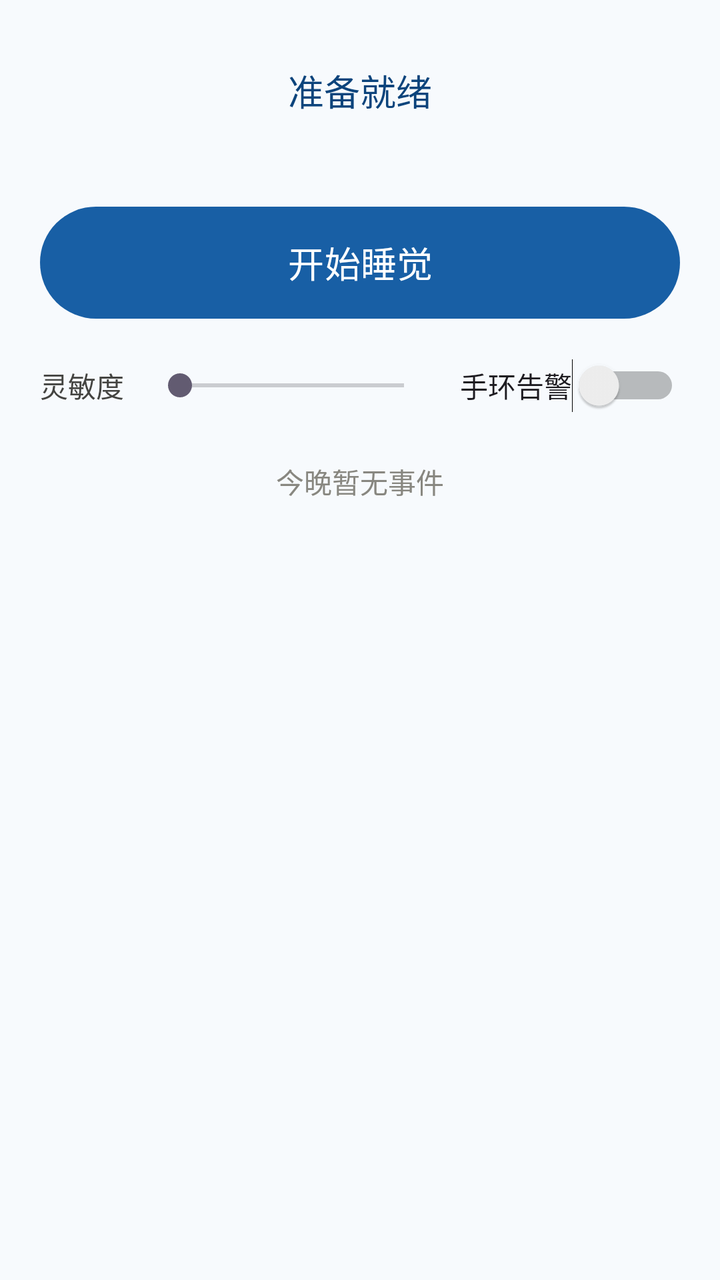
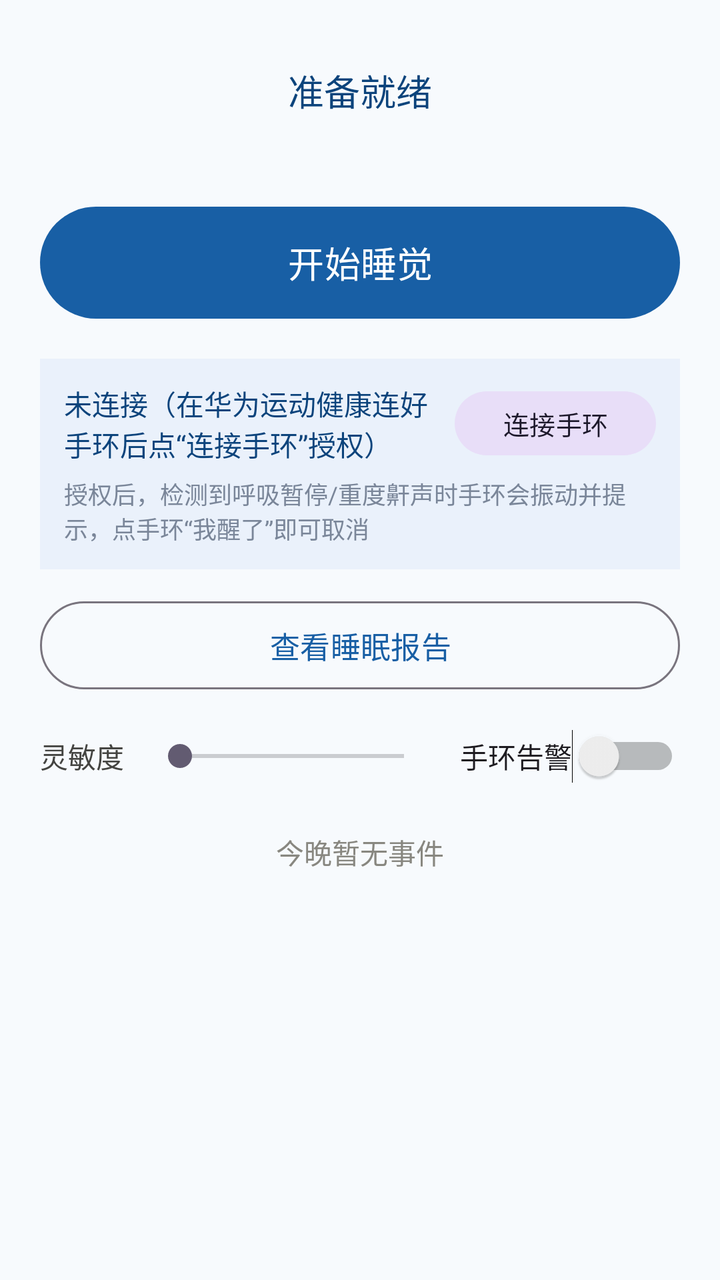

An Android layout rendered at two revisions. The XML below is the earlier revision; the diff shows what the commit changed to produce the second picture.
<!-- AndroidManifest.xml: application theme Theme.SleepGuard -->
<!-- res/layout/activity_main.xml -->
<?xml version="1.0" encoding="utf-8"?>
<LinearLayout xmlns:android="http://schemas.android.com/apk/res/android"
    android:layout_width="match_parent"
    android:layout_height="match_parent"
    android:orientation="vertical"
    android:padding="20dp"
    android:background="#F7FAFD">

    <TextView
        android:id="@+id/statusText"
        android:layout_width="wrap_content"
        android:layout_height="wrap_content"
        android:layout_gravity="center_horizontal"
        android:layout_marginTop="12dp"
        android:text="@string/idle"
        android:textColor="#0C447C"
        android:textSize="18sp" />

    <TextView
        android:id="@+id/statsText"
        android:layout_width="wrap_content"
        android:layout_height="wrap_content"
        android:layout_gravity="center_horizontal"
        android:layout_marginTop="6dp"
        android:textColor="#5F5E5A"
        android:textSize="14sp" />

    <com.google.android.material.button.MaterialButton
        android:id="@+id/toggleBtn"
        android:layout_width="match_parent"
        android:layout_height="64dp"
        android:layout_marginTop="16dp"
        android:text="@string/start_sleep"
        android:textSize="18sp" />

    <com.google.android.material.button.MaterialButton
        android:id="@+id/stopAlertBtn"
        style="@style/Widget.Material3.Button.TonalButton"
        android:layout_width="match_parent"
        android:layout_height="52dp"
        android:layout_marginTop="8dp"
        android:backgroundTint="#FCEBEB"
        android:text="@string/stop_alert"
        android:textColor="#A32D2D"
        android:visibility="gone" />

    <LinearLayout
        android:layout_width="match_parent"
        android:layout_height="wrap_content"
        android:layout_marginTop="16dp"
        android:gravity="center_vertical"
        android:orientation="horizontal">

        <TextView
            android:layout_width="wrap_content"
            android:layout_height="wrap_content"
            android:text="@string/sensitivity"
            android:textColor="#444441" />

        <SeekBar
            android:id="@+id/sensitivityBar"
            android:layout_width="0dp"
            android:layout_height="wrap_content"
            android:layout_weight="1"
            android:layout_marginStart="12dp" />

        <Switch
            android:id="@+id/wearSwitch"
            android:layout_width="wrap_content"
            android:layout_height="wrap_content"
            android:layout_marginStart="12dp"
            android:text="@string/wear_alert" />
    </LinearLayout>

    <TextView
        android:id="@+id/emptyText"
        android:layout_width="wrap_content"
        android:layout_height="wrap_content"
        android:layout_gravity="center_horizontal"
        android:layout_marginTop="24dp"
        android:text="@string/no_events"
        android:textColor="#888780" />

    <androidx.recyclerview.widget.RecyclerView
        android:id="@+id/eventList"
        android:layout_width="match_parent"
        android:layout_height="0dp"
        android:layout_marginTop="8dp"
        android:layout_weight="1" />
</LinearLayout>
<!-- resources referenced by this layout -->
<resources>
  <string name="idle">准备就绪</string>
  <string name="no_events">今晚暂无事件</string>
  <string name="sensitivity">灵敏度</string>
  <string name="start_sleep">开始睡觉</string>
  <string name="stop_alert">停止告警（我醒了）</string>
  <string name="wear_alert">手环告警</string>
  <style name="Theme.SleepGuard" parent="Theme.Material3.DayNight.NoActionBar">
          <item name="colorPrimary">#185FA5</item>
          <item name="android:statusBarColor">#E6F1FB</item>
          <item name="android:windowLightStatusBar">true</item>
      </style>
</resources>

<!-- the commit's change to res/layout/activity_main.xml (unified diff, before → after) -->
@@ -44,6 +44,58 @@
         android:textColor="#A32D2D"
         android:visibility="gone" />
 
+    
+    <LinearLayout
+        android:layout_width="match_parent"
+        android:layout_height="wrap_content"
+        android:layout_marginTop="16dp"
+        android:background="#EAF1FB"
+        android:orientation="vertical"
+        android:padding="12dp">
+
+        <LinearLayout
+            android:layout_width="match_parent"
+            android:layout_height="wrap_content"
+            android:gravity="center_vertical"
+            android:orientation="horizontal">
+
+            <TextView
+                android:id="@+id/bandStatusText"
+                android:layout_width="0dp"
+                android:layout_height="wrap_content"
+                android:layout_weight="1"
+                android:text="@string/band_default_hint"
+                android:textColor="#0C447C"
+                android:textSize="14sp" />
+
+            <com.google.android.material.button.MaterialButton
+                android:id="@+id/connectBandBtn"
+                style="@style/Widget.Material3.Button.TonalButton"
+                android:layout_width="wrap_content"
+                android:layout_height="40dp"
+                android:layout_marginStart="10dp"
+                android:text="@string/connect_band"
+                android:textSize="13sp" />
+        </LinearLayout>
+
+        <TextView
+            android:layout_width="wrap_content"
+            android:layout_height="wrap_content"
+            android:layout_marginTop="6dp"
+            android:text="@string/band_hint"
+            android:textColor="#7A8699"
+            android:textSize="12sp" />
+    </LinearLayout>
+
+    <com.google.android.material.button.MaterialButton
+        android:id="@+id/viewReportBtn"
+        style="@style/Widget.Material3.Button.OutlinedButton"
+        android:layout_width="match_parent"
+        android:layout_height="52dp"
+        android:layout_marginTop="12dp"
+        android:text="@string/view_report"
+        android:textSize="15sp" />
+
     <LinearLayout
         android:layout_width="match_parent"
         android:layout_height="wrap_content"
<!-- resource entries referenced after the edit -->
@@ -1,10 +1,14 @@
 <!-- resources referenced by this layout -->
 <resources>
+  <string name="band_default_hint">未连接（在华为运动健康连好手环后点“连接手环”授权）</string>
+  <string name="band_hint">授权后，检测到呼吸暂停/重度鼾声时手环会振动并提示，点手环“我醒了”即可取消</string>
+  <string name="connect_band">连接手环</string>
   <string name="idle">准备就绪</string>
   <string name="no_events">今晚暂无事件</string>
   <string name="sensitivity">灵敏度</string>
   <string name="start_sleep">开始睡觉</string>
   <string name="stop_alert">停止告警（我醒了）</string>
+  <string name="view_report">查看睡眠报告</string>
   <string name="wear_alert">手环告警</string>
   <style name="Theme.SleepGuard" parent="Theme.Material3.DayNight.NoActionBar">
           <item name="colorPrimary">#185FA5</item>
